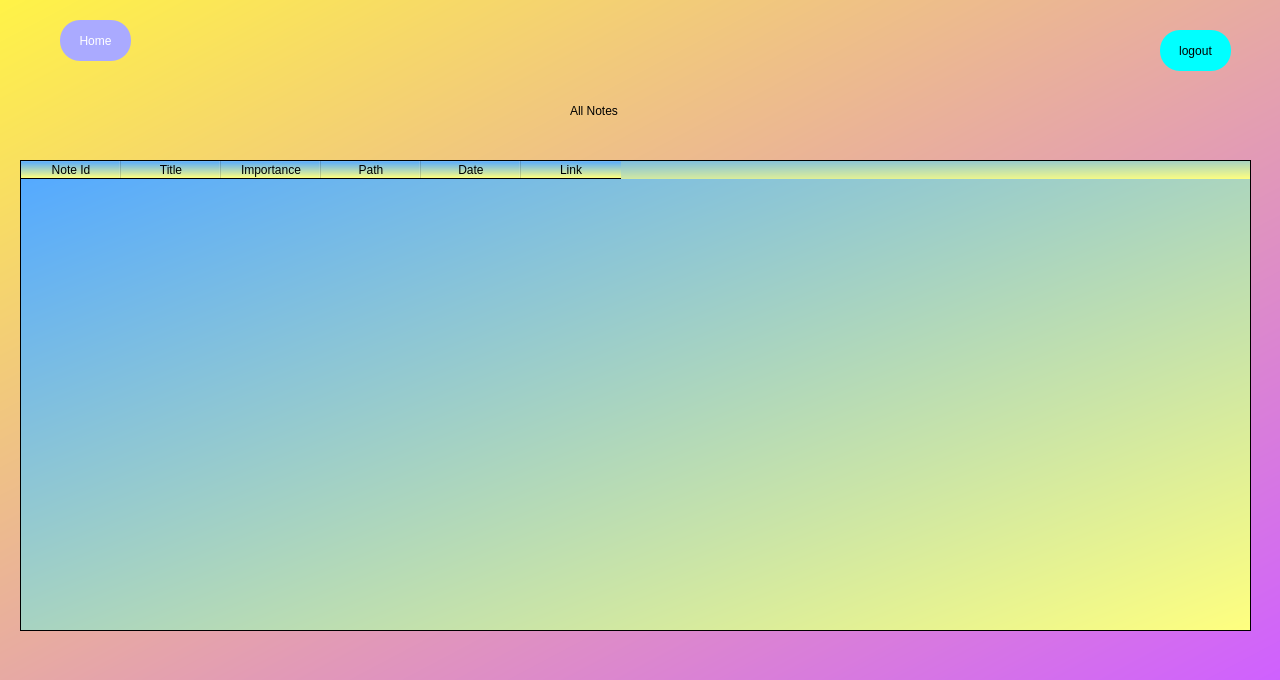
The window that allnotes.ui (jayeshkrt/NotesRevisor) describes before a commit, drawn with Qt 5.
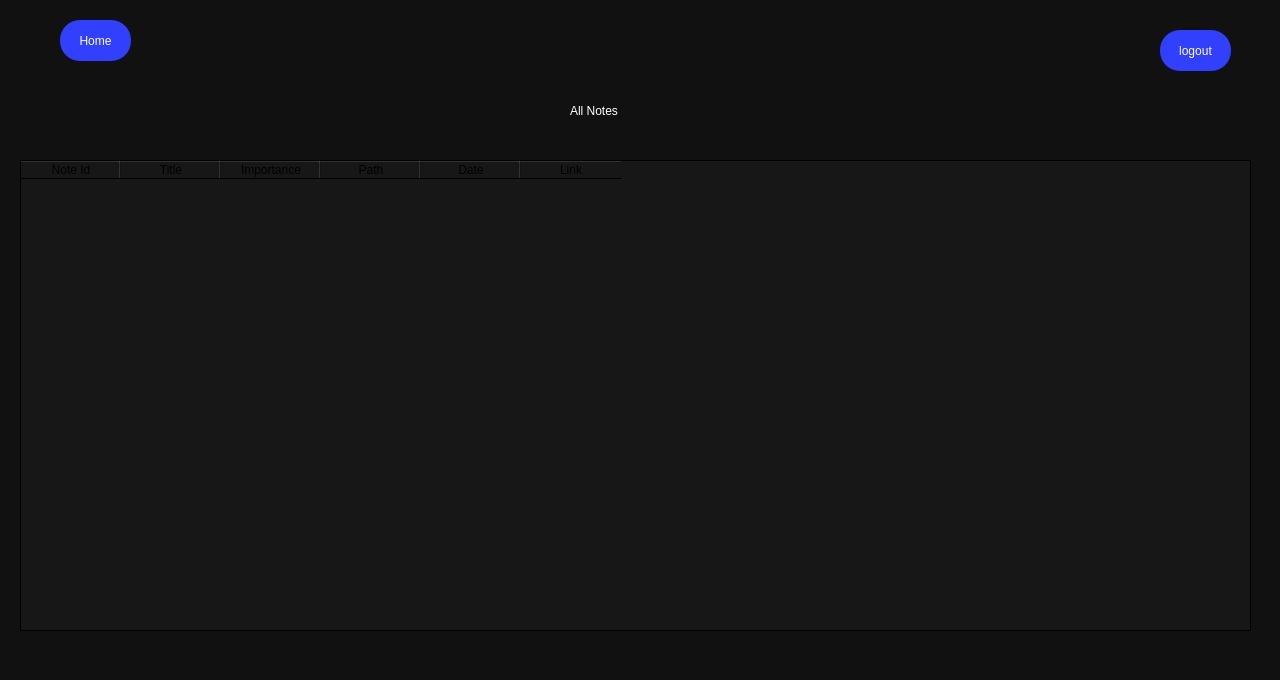
The same window after the commit.

Commit message: Introduced dark mode. Fixed color changes

What changed in the file:
```diff
--- a/allnotes.ui
+++ b/allnotes.ui
@@ -24,7 +24,7 @@
    </property>
    <property name="styleSheet">
     <string notr="true">QWidget#bgwidget{
-background-color: qlineargradient(spread:pad, x1:0, y1:0, x2:1, y2:1, stop:0 rgba(255, 243, 71, 255), stop:1 rgba(207, 96, 255, 255));}</string>
+background-color: qlineargradient(spread:reflect, x1:0, y1:0, x2:1, y2:1, stop:0.0436893 rgba(17, 17, 17, 255));}</string>
    </property>
    <widget class="QLabel" name="label">
     <property name="geometry">
@@ -36,7 +36,8 @@
      </rect>
     </property>
     <property name="styleSheet">
-     <string notr="true">font: 36pt &quot;Arial&quot;;</string>
+     <string notr="true">font: 36pt &quot;Arial&quot;;
+color: rgb(255,255,255);</string>
     </property>
     <property name="text">
      <string>All Notes</string>
@@ -52,7 +53,7 @@
      </rect>
     </property>
     <property name="styleSheet">
-     <string notr="true">background-color: qlineargradient(spread:pad, x1:0.0113636, y1:0.034, x2:1, y2:1, stop:0 rgba(85, 170, 255, 255), stop:1 rgba(255, 255, 127, 255));</string>
+     <string notr="true">background-color: qlineargradient(spread:reflect, x1:0, y1:0, x2:1, y2:1, stop:0.0436893 rgba(23, 23, 23, 255));</string>
     </property>
     <property name="columnCount">
      <number>6</number>
@@ -99,8 +100,8 @@
     </property>
     <property name="styleSheet">
      <string notr="true">border-radius: 20px;
-background-color: rgb(170, 170, 255);
-color: rgb(255, 255, 255);
+color : rgb(255,255,255);
+background-color: rgb(49, 63, 255);
 font: 12pt &quot;Arial&quot;;</string>
     </property>
     <property name="text">
@@ -118,7 +119,8 @@
     </property>
     <property name="styleSheet">
      <string notr="true">border-radius: 20px;
-background-color: rgb(0, 255, 255);
+color : rgb(255,255,255);
+background-color: rgb(49, 63, 255);
 font: 12pt &quot;Arial&quot;;</string>
     </property>
     <property name="text">
```
The commit also changes 8 other files.
